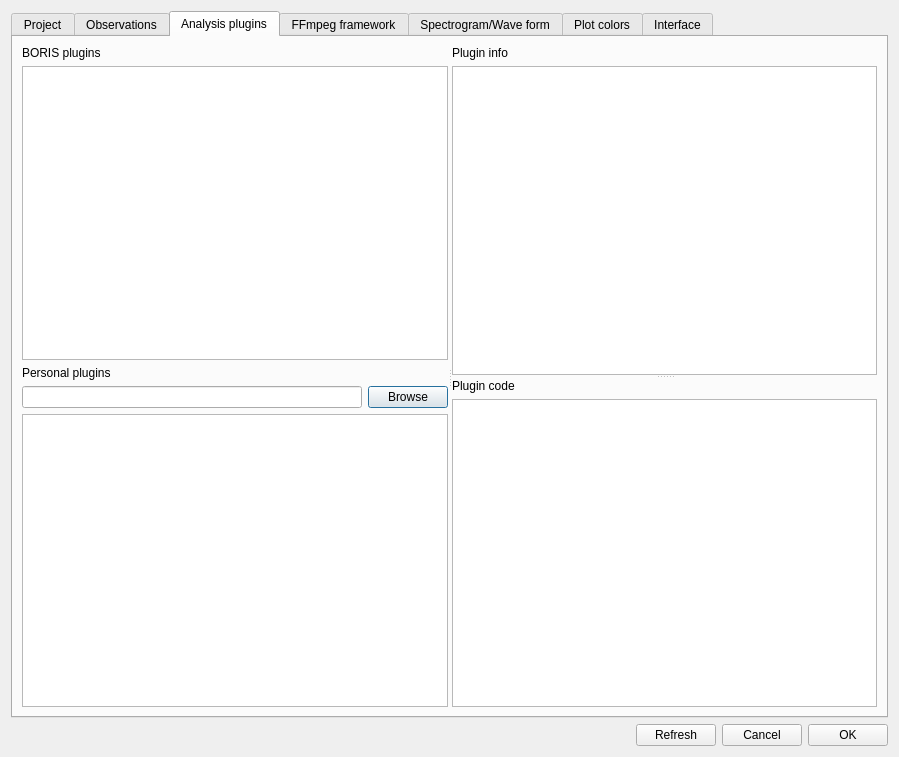
This is boris/preferences.ui in olivierfriard/BORIS as Qt 5 draws it before an edit. The edited form follows.
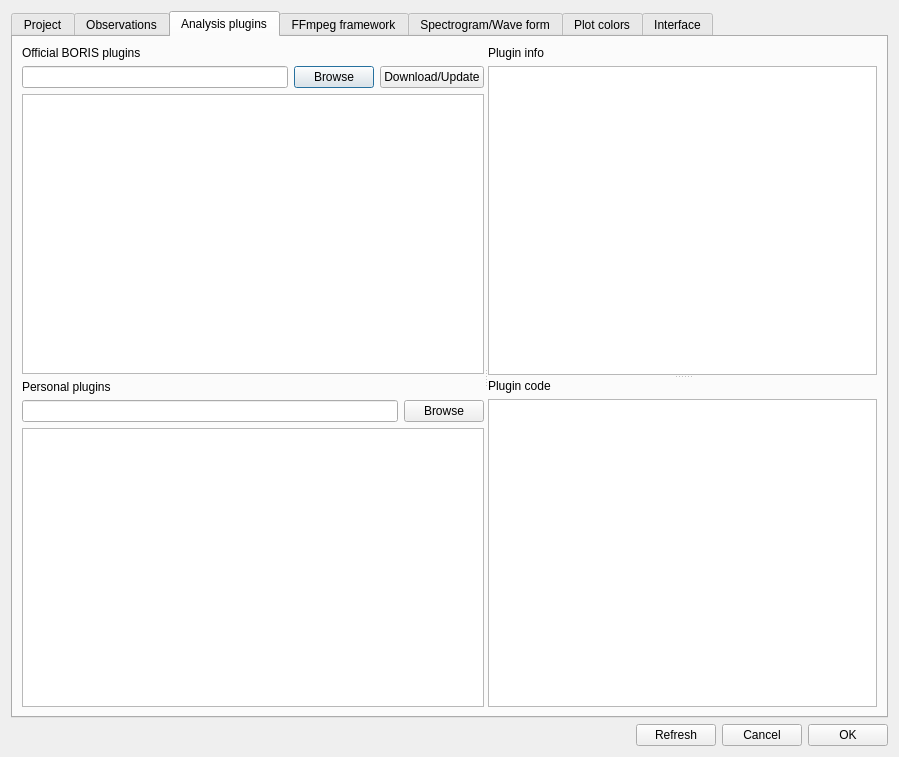
This is the edited form. The open tabs and pages were chosen to show the change.

Commit message: added plugins download/update

Diff of the .ui file:
```diff
--- a/boris/preferences.ui
+++ b/boris/preferences.ui
@@ -359,10 +359,35 @@
              <item>
               <widget class="QLabel" name="label_13">
                <property name="text">
-                <string>BORIS plugins</string>
+                <string>Official BORIS plugins</string>
                </property>
               </widget>
              </item>
+             <item>
+              <layout class="QHBoxLayout" name="horizontalLayout_official_plugins">
+               <item>
+                <widget class="QLineEdit" name="le_official_plugins_dir">
+                 <property name="readOnly">
+                  <bool>true</bool>
+                 </property>
+                </widget>
+               </item>
+               <item>
+                <widget class="QPushButton" name="pb_browse_official_plugins_dir">
+                 <property name="text">
+                  <string>Browse</string>
+                 </property>
+                </widget>
+               </item>
+               <item>
+                <widget class="QPushButton" name="pb_download_official_plugins">
+                 <property name="text">
+                  <string>Download/Update</string>
+                 </property>
+                </widget>
+               </item>
+              </layout>
+             </item>
              <item>
               <widget class="QListWidget" name="lv_all_plugins"/>
              </item>
```
The commit also changes 4 other files.
